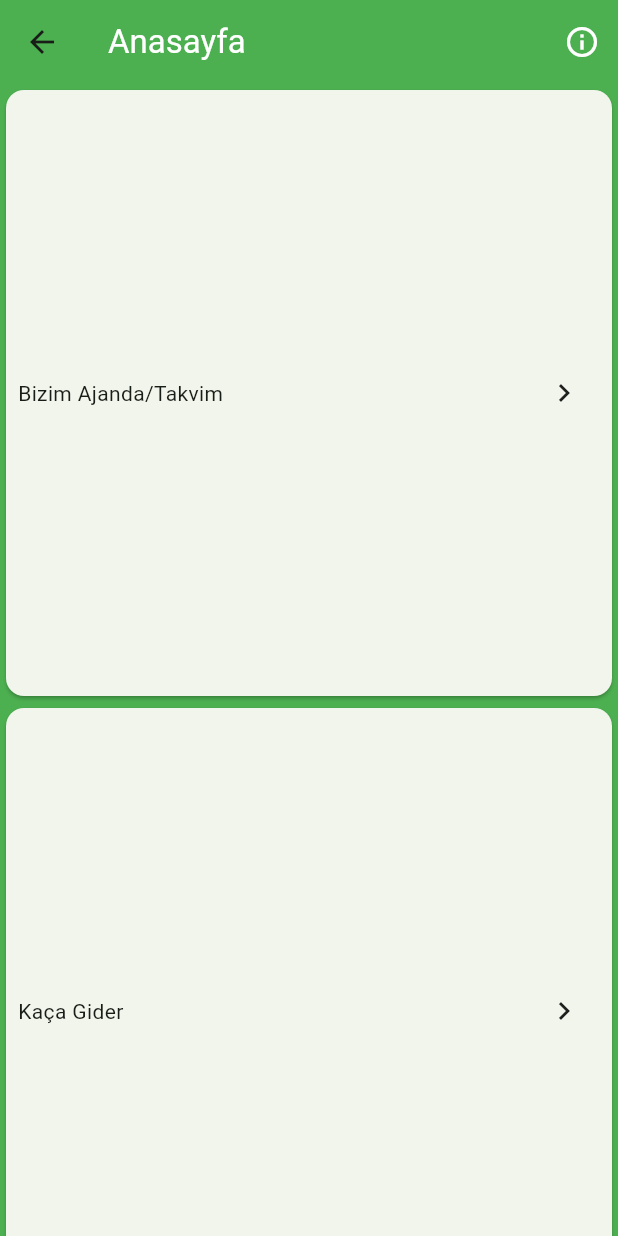
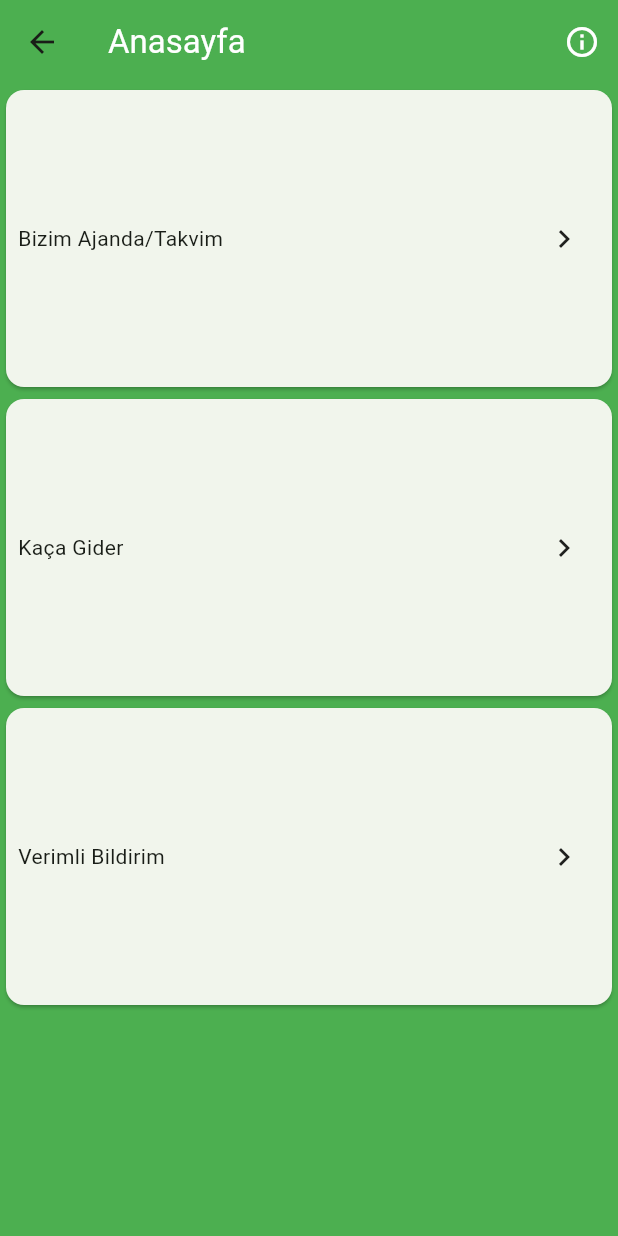
Before and after one commit to furkancabbar/Applant, a Flutter app: the Anasayfa screen opened directly, on a phone screen of 412 x 824 dp. Run offline on Flutter 3.47's test engine with Material 3 defaults, Android fonts, the phone set to English and light mode, and no system bars.

Commit message:
Aspect Ratio modifed

```diff
--- a/lib/Anasayfa.dart
+++ b/lib/Anasayfa.dart
@@ -46,7 +46,7 @@ class _AnasayfaState extends State<Anasayfa> {
         child: GridView.builder(
             itemCount: uygulamalar.length,
             gridDelegate: SliverGridDelegateWithFixedCrossAxisCount(
-                crossAxisCount: 1, childAspectRatio: 1 / 1),
+                crossAxisCount: 1, childAspectRatio: 2 / 1),
             itemBuilder: (context, index) {
               return Card(
                 child: Padding(
```
